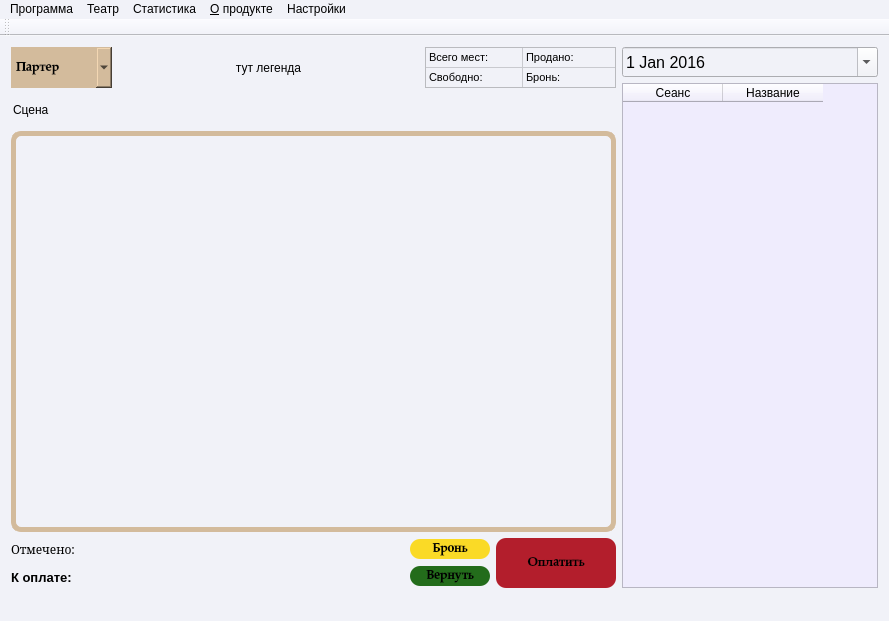
Old version of the form VTeatre/mainwindow.ui in the repository sashaserg/Cursovaya.
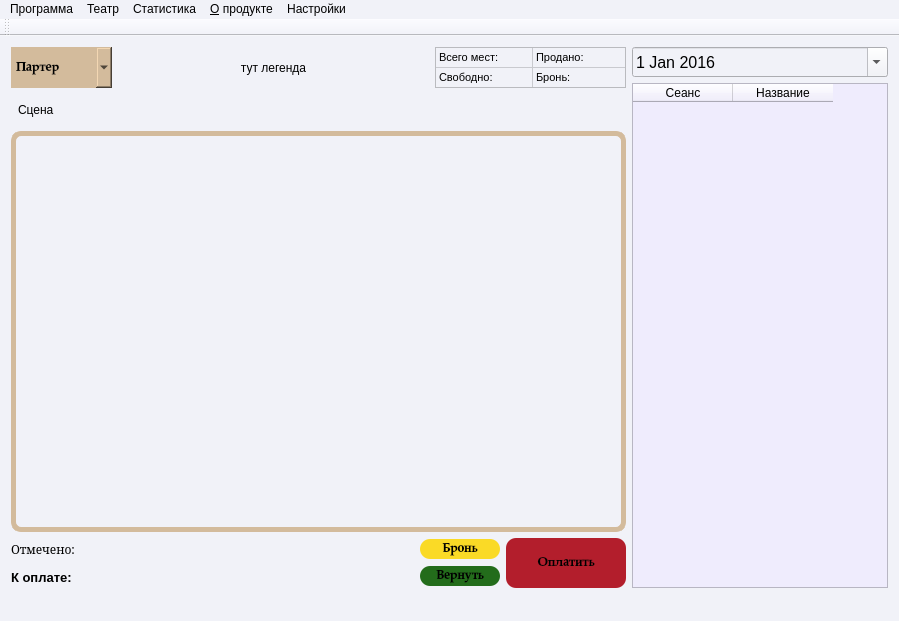
New version of the form.

```diff
--- a/VTeatre/mainwindow.ui
+++ b/VTeatre/mainwindow.ui
@@ -6,7 +6,7 @@
    <rect>
     <x>0</x>
     <y>0</y>
-    <width>888</width>
+    <width>899</width>
     <height>620</height>
    </rect>
   </property>
@@ -538,10 +538,16 @@
     <rect>
      <x>0</x>
      <y>0</y>
-     <width>888</width>
+     <width>899</width>
      <height>21</height>
     </rect>
    </property>
+   <property name="styleSheet">
+    <string notr="true">QMenuBar:hover
+{
+
+}</string>
+   </property>
    <widget class="QMenu" name="menu">
     <property name="title">
      <string>&amp;О продукте</string>
```
Left out of the diff: 12 changed lines with no effect on the pictures.
